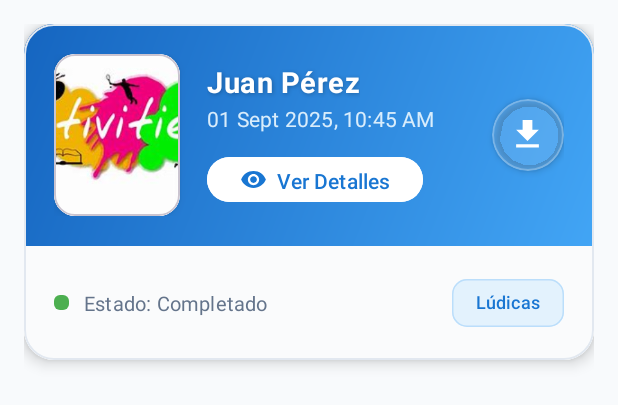
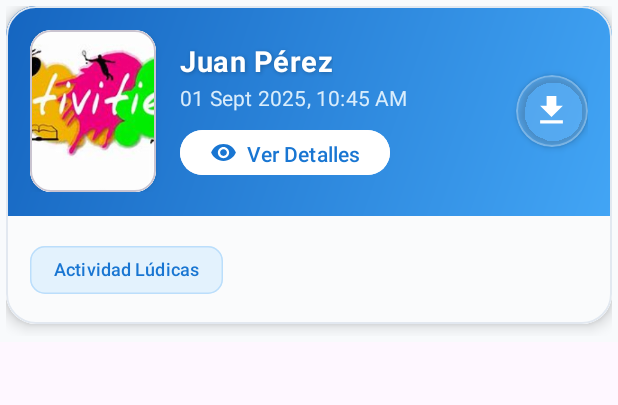
Before and after one commit to sebastianCotaz12/AndroidFinal, an Android app: the layout activity_item_act_ludicas.xml on its own in the app's theme, with its tools: preview values and no code run, on a phone screen of 412 x 824 dp. Shown: the top 405 px of the screen. Run offline under Robolectric (Android 15) with nearby library versions, the phone set to English and light mode, and no system bars.

Commit message:
ludicas  completo

```diff
--- a/app/src/main/res/layout/activity_item_act_ludicas.xml
+++ b/app/src/main/res/layout/activity_item_act_ludicas.xml
@@ -2,30 +2,15 @@
     xmlns:app="http://schemas.android.com/apk/res-auto"
     xmlns:tools="http://schemas.android.com/tools"
     android:layout_width="match_parent"
-    android:layout_height="match_parent"
+    android:layout_height="wrap_content"
     android:orientation="vertical"
     android:background="#F8FAFC"
-    android:fitsSystemWindows="true">
+    android:padding="4dp">
 
-    <!-- CONTENEDOR SCROLL PARA LOS REPORTES -->
-    <ScrollView
-        android:layout_width="match_parent"
-        android:layout_height="match_parent"
-        android:padding="16dp"
-        android:fillViewport="true"
-        android:clipToPadding="false">
-
-        <LinearLayout
-            android:layout_width="match_parent"
-            android:layout_height="wrap_content"
-            android:orientation="vertical"
-            android:gravity="center_horizontal">
-
-            <!-- TARJETA DE REPORTE MEJORADA -->
     <com.google.android.material.card.MaterialCardView
         android:layout_width="match_parent"
         android:layout_height="wrap_content"
-                android:layout_marginBottom="16dp"
+        android:layout_marginBottom="8dp"
         app:cardCornerRadius="20dp"
         app:cardElevation="6dp"
         app:cardBackgroundColor="@android:color/white"
@@ -35,29 +20,26 @@
         android:clickable="true"
         android:focusable="true">
 
-                <!-- CONTENEDOR PRINCIPAL -->
         <LinearLayout
             android:layout_width="match_parent"
             android:layout_height="wrap_content"
             android:orientation="vertical">
 
-                    <!-- CONTENIDO SUPERIOR -->
             <LinearLayout
                 android:layout_width="match_parent"
                 android:layout_height="wrap_content"
                 android:orientation="horizontal"
-                        android:padding="20dp"
+                android:padding="16dp"
                 android:gravity="center_vertical"
                 android:background="@drawable/gradient_background">
 
-                        <!-- CONTENEDOR DE IMAGEN MEJORADO -->
                 <com.google.android.material.card.MaterialCardView
                     android:layout_width="84dp"
                     android:layout_height="108dp"
                     app:cardCornerRadius="14dp"
                     app:cardElevation="4dp"
                     app:cardBackgroundColor="@android:color/white"
-                            android:layout_marginEnd="18dp"
+                    android:layout_marginEnd="16dp"
                     android:outlineSpotShadowColor="#60000000">
 
                     <ImageView
@@ -71,15 +53,13 @@
 
                 </com.google.android.material.card.MaterialCardView>
 
-                        <!-- CONTENEDOR DE TEXTO Y BOTÓN -->
                 <LinearLayout
                     android:layout_width="0dp"
                     android:layout_height="wrap_content"
                     android:layout_weight="1"
                     android:orientation="vertical"
-                            android:paddingVertical="4dp">
+                    android:paddingVertical="2dp">
 
-                            <!-- NOMBRE CON MEJOR TIPOGRAFÍA -->
                     <TextView
                         android:id="@+id/txtNombre"
                         android:layout_width="wrap_content"
@@ -96,7 +76,6 @@
                         android:textAllCaps="false"
                         tools:text="Juan Pérez" />
 
-                            <!-- FECHA MEJORADA -->
                     <TextView
                         android:id="@+id/txtFecha"
                         android:layout_width="wrap_content"
@@ -105,18 +84,17 @@
                         android:textColor="#E3F2FD"
                         android:textSize="14sp"
                         android:layout_marginTop="2dp"
-                                android:layout_marginBottom="12dp"
+                        android:layout_marginBottom="8dp"
                         android:letterSpacing="0.01"
                         android:alpha="0.95"
                         tools:text="01 Sept 2025, 10:45 AM" />
 
-                            <!-- BOTÓN DE DETALLES MEJORADO -->
                     <com.google.android.material.button.MaterialButton
                         android:id="@+id/btnDetalles"
                         android:layout_width="wrap_content"
                         android:layout_height="38dp"
-                                android:paddingStart="22dp"
-                                android:paddingEnd="22dp"
+                        android:paddingStart="20dp"
+                        android:paddingEnd="20dp"
                         android:text="Ver Detalles"
                         android:textAllCaps="false"
                         android:textSize="14sp"
@@ -133,7 +111,6 @@
 
                 </LinearLayout>
 
-                        <!-- BOTÓN DE DESCARGA MEJORADO -->
                 <com.google.android.material.card.MaterialCardView
                     android:layout_width="48dp"
                     android:layout_height="48dp"
@@ -161,37 +138,21 @@
 
             </LinearLayout>
 
-                    <!-- FOOTER MEJORADO -->
             <LinearLayout
                 android:layout_width="match_parent"
                 android:layout_height="wrap_content"
                 android:orientation="horizontal"
-                        android:paddingHorizontal="20dp"
-                        android:paddingVertical="14dp"
+                android:paddingHorizontal="16dp"
+                android:paddingVertical="12dp"
                 android:background="#FAFBFC"
                 android:gravity="center_vertical">
 
-                        <!-- INDICADOR DE ESTADO MEJORADO -->
-                        <View
-                            android:layout_width="10dp"
-                            android:layout_height="10dp"
-                            android:background="@drawable/circle_online"
-                            android:layout_marginEnd="10dp" />
 
-                        <TextView
-                            android:layout_width="0dp"
-                            android:layout_height="wrap_content"
-                            android:layout_weight="1"
-                            android:text="Estado: Completado"
-                            android:textColor="#64748B"
-                            android:textSize="13sp"
-                            android:letterSpacing="0.01" />
 
-                        <!-- BADGE DE CATEGORÍA MEJORADO -->
                 <com.google.android.material.chip.Chip
                     android:layout_width="wrap_content"
                     android:layout_height="wrap_content"
-                            android:text="Lúdicas"
+                    android:text="Actividad Lúdicas"
                     android:textColor="#1976D2"
                     android:textSize="12sp"
                     app:chipBackgroundColor="#E3F2FD"
@@ -206,6 +167,3 @@
     </com.google.android.material.card.MaterialCardView>
 
 </LinearLayout>
-    </ScrollView>
-
-</LinearLayout>
```
Also changed, not shown: app/src/main/java/com/example/myapplication/controller/Adapter_actLudica.java (+70 -20 lines), app/src/main/java/com/example/myapplication/controller/Detalles_actLudicas.java (+38 -1 lines). Lines whose indentation alone changed are shown as unchanged.
